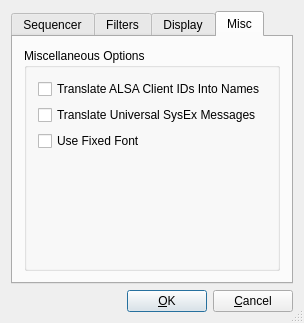
Before: the Qt Designer form src/configdialogbase.ui in KottV/kmidimon, drawn with Qt 5.
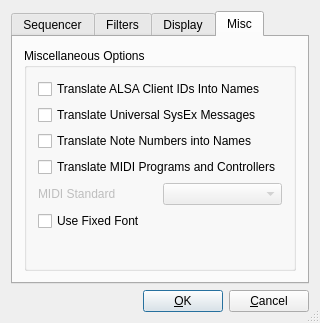
After: the same form once the commit is applied. The open tabs and pages were chosen to show the change. Custom widgets are drawn as their Qt base class.

Commit message: * translate note names and controllers (unfinished)

Diff of the .ui file:
```diff
--- a/src/configdialogbase.ui
+++ b/src/configdialogbase.ui
@@ -20,13 +20,13 @@
 MA 02110-1301, USA
 </comment>
  <class>ConfigDialogBase</class>
- <widget class="QDialog" name="ConfigDialogBase" >
-  <property name="geometry" >
+ <widget class="QDialog" name="ConfigDialogBase">
+  <property name="geometry">
    <rect>
     <x>0</x>
     <y>0</y>
-    <width>296</width>
-    <height>320</height>
+    <width>311</width>
+    <height>309</height>
    </rect>
   </property>
   <property name="windowTitle" >
@@ -347,10 +347,10 @@
          <property name="title" >
           <string>Miscellaneous Options</string>
          </property>
-         <layout class="QVBoxLayout" name="_2" >
-          <item>
-           <widget class="QCheckBox" name="m_showClientNames" >
-            <property name="whatsThis" >
+         <layout class="QGridLayout" name="gridLayout_2">
+          <item row="0" column="0" colspan="2">
+           <widget class="QCheckBox" name="m_showClientNames">
+            <property name="whatsThis">
              <string>Display ALSA client numbers or Names</string>
             </property>
             <property name="text" >
@@ -358,9 +358,9 @@
             </property>
            </widget>
           </item>
-          <item>
-           <widget class="QCheckBox" name="m_translateSysex" >
-            <property name="whatsThis" >
+          <item row="1" column="0" colspan="2">
+           <widget class="QCheckBox" name="m_translateSysex">
+            <property name="whatsThis">
              <string>Display some Universal Sysex messages as text, or hexadecimal numbers</string>
             </property>
             <property name="text" >
@@ -368,9 +368,43 @@
             </property>
            </widget>
           </item>
-          <item>
-           <widget class="QCheckBox" name="m_useFixedFont" >
-            <property name="whatsThis" >
+          <item row="2" column="0" colspan="2">
+           <widget class="QCheckBox" name="m_translateNotes">
+            <property name="text">
+             <string>Translate Note Numbers into Names</string>
+            </property>
+           </widget>
+          </item>
+          <item row="3" column="0" colspan="2">
+           <widget class="QCheckBox" name="m_translateCtrls">
+            <property name="text">
+             <string>Translate MIDI Programs and Controllers</string>
+            </property>
+           </widget>
+          </item>
+          <item row="4" column="0">
+           <widget class="QLabel" name="label">
+            <property name="enabled">
+             <bool>false</bool>
+            </property>
+            <property name="text">
+             <string>MIDI Standard</string>
+            </property>
+            <property name="buddy">
+             <cstring>m_standard</cstring>
+            </property>
+           </widget>
+          </item>
+          <item row="4" column="1">
+           <widget class="KComboBox" name="m_standard">
+            <property name="enabled">
+             <bool>false</bool>
+            </property>
+           </widget>
+          </item>
+          <item row="5" column="0">
+           <widget class="QCheckBox" name="m_useFixedFont">
+            <property name="whatsThis">
              <string>The font used in the event grid can be fixed or variable, taken from the KDE fonts configuration (kcmshell4 fonts).</string>
             </property>
             <property name="text" >
@@ -378,9 +412,9 @@
             </property>
            </widget>
           </item>
-          <item>
-           <spacer name="verticalSpacer_5" >
-            <property name="orientation" >
+          <item row="6" column="0">
+           <spacer name="verticalSpacer_5">
+            <property name="orientation">
              <enum>Qt::Vertical</enum>
             </property>
             <property name="sizeHint" stdset="0" >
@@ -455,9 +489,14 @@
    </item>
   </layout>
  </widget>
- <layoutdefault spacing="6" margin="11" />
+ <layoutdefault spacing="6" margin="11"/>
  <pixmapfunction>qPixmapFromMimeSource</pixmapfunction>
  <customwidgets>
+  <customwidget>
+   <class>KComboBox</class>
+   <extends>QComboBox</extends>
+   <header>kcombobox.h</header>
+  </customwidget>
   <customwidget>
    <class>KIntSpinBox</class>
    <extends>QSpinBox</extends>
```
Left out of the diff: 314 changed lines with no effect on the pictures. The commit also changes 8 other files.
